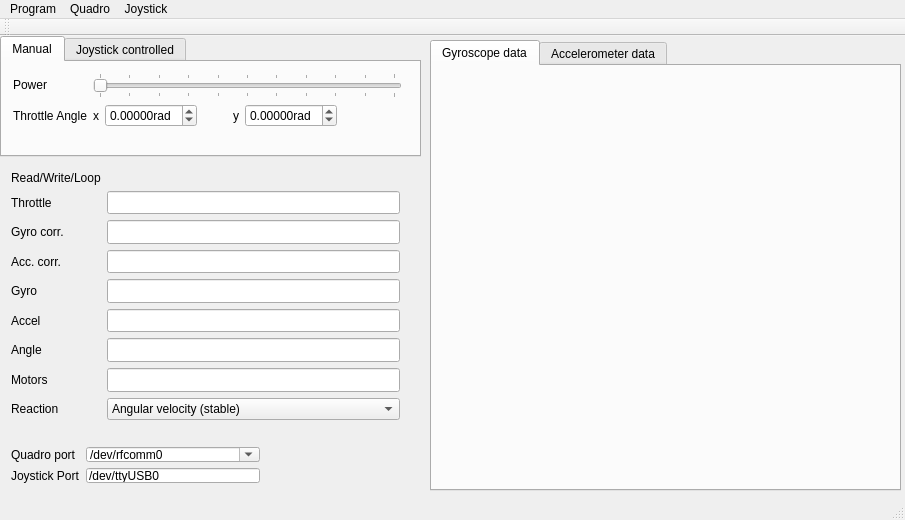
Before: the Qt Designer form control/qt/quadro.ui in it-workshop/Quadrocopter, drawn with Qt 5.
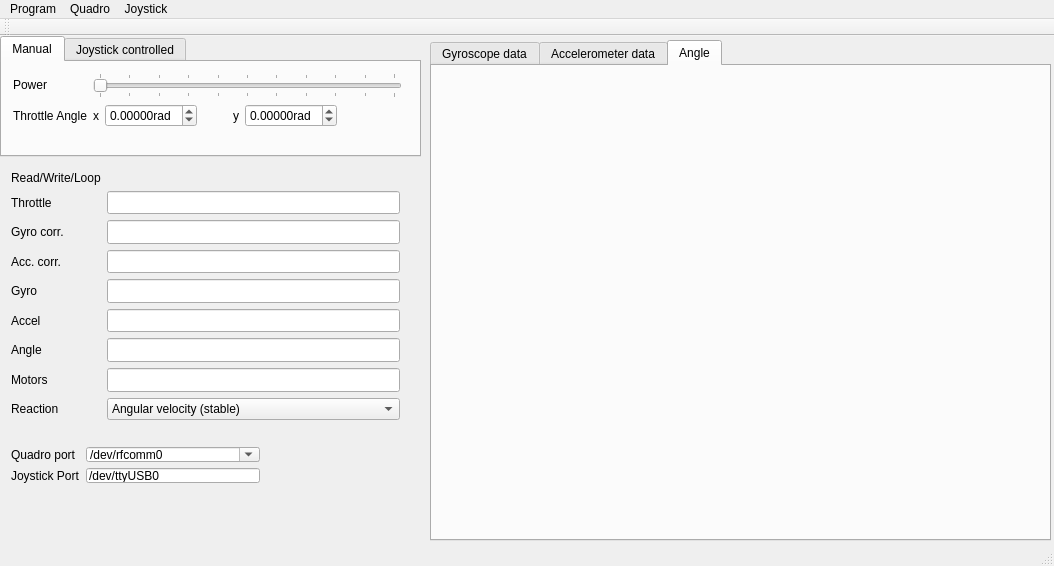
After: the same form once the commit is applied. The open tabs and pages were chosen to show the change. Custom widgets are drawn as their Qt base class.

Commit message: * qt: graph: first few seconds fix  * qt: accelerometer, acceleration graphs  * qt: angle, accelerometer angle graphs

The edit to the form file:
```diff
--- a/control/qt/quadro.ui
+++ b/control/qt/quadro.ui
@@ -6,8 +6,8 @@
    <rect>
     <x>0</x>
     <y>0</y>
-    <width>905</width>
-    <height>520</height>
+    <width>1054</width>
+    <height>566</height>
    </rect>
   </property>
   <property name="windowTitle">
@@ -451,8 +451,8 @@
      <rect>
       <x>430</x>
       <y>4</y>
-      <width>471</width>
-      <height>451</height>
+      <width>621</width>
+      <height>501</height>
      </rect>
     </property>
     <property name="currentIndex">
@@ -482,8 +482,23 @@
        <rect>
         <x>0</x>
         <y>0</y>
-        <width>471</width>
-        <height>421</height>
+        <width>621</width>
+        <height>471</height>
+       </rect>
+      </property>
+     </widget>
+    </widget>
+    <widget class="QWidget" name="tab">
+     <attribute name="title">
+      <string>Angle</string>
+     </attribute>
+     <widget class="QwtPlot" name="plot_angle">
+      <property name="geometry">
+       <rect>
+        <x>0</x>
+        <y>0</y>
+        <width>621</width>
+        <height>471</height>
        </rect>
       </property>
      </widget>
@@ -495,7 +510,7 @@
     <rect>
      <x>0</x>
      <y>0</y>
-     <width>905</width>
+     <width>1054</width>
      <height>23</height>
     </rect>
    </property>
```
Left out of the diff: 4 changed lines with no effect on the pictures. The commit also changes 7 other files.
